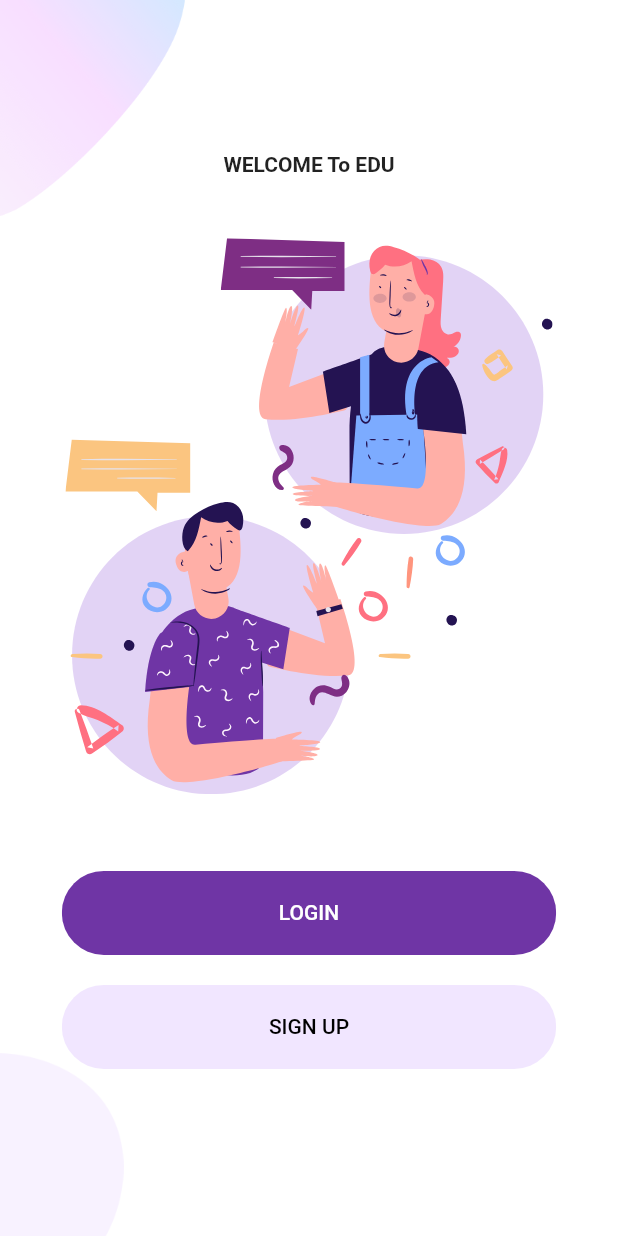
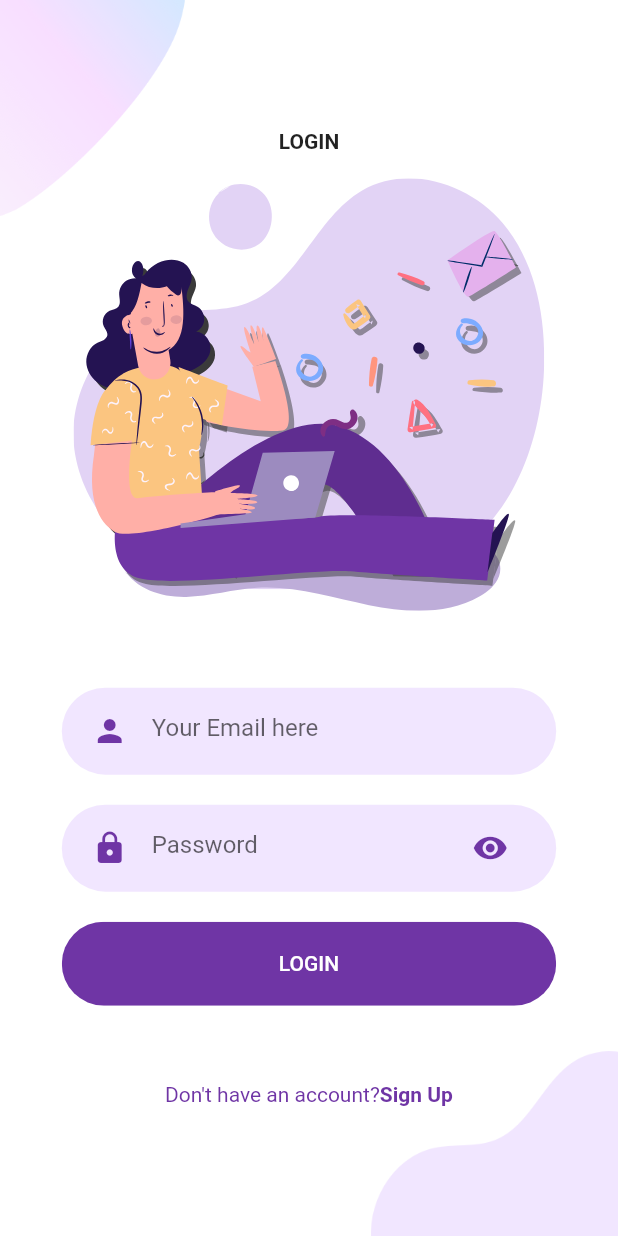
Before and after one commit to irenekyc/flutter-auth-UI, a Flutter app: the screen it shows after launch, after a tap on "LOGIN", on a phone screen of 412 x 824 dp. Run offline on Flutter 3.47's test engine with Material 2 defaults, Android fonts, the phone set to English and light mode, and no system bars; our stand-ins replace flutter_svg.

Commit message:
finished login screen

```diff
--- /dev/null
+++ b/lib/components/already_have_account_check.dart
@@ -0,0 +1,23 @@
+import 'package:flutter/material.dart';
+
+import '../constants.dart';
+
+class AlreadyHaveAccountCheck extends StatelessWidget {
+  final bool login;
+  final Function press;
+
+  AlreadyHaveAccountCheck({this.login, this.press});
+
+  @override
+  Widget build(BuildContext context) {
+    return Row(mainAxisAlignment: MainAxisAlignment.center, children: <Widget>[
+      Text(login ? "Don't have an account?" : "Already have an Account",
+          style: TextStyle(color: primaryColor)),
+      GestureDetector(
+          onTap: () {},
+          child: Text(login ? "Sign Up" : "Login",
+              style:
+                  TextStyle(color: primaryColor, fontWeight: FontWeight.bold)))
+    ]);
+  }
+}
--- a/lib/components/rounded_button.dart
+++ b/lib/components/rounded_button.dart
@@ -15,7 +15,7 @@ class RoundedButton extends StatelessWidget {
       child: ClipRRect(
         borderRadius: BorderRadius.circular(29),
         child: FlatButton(
-          onPressed: () {},
+          onPressed: press,
           child: Text(title, style: TextStyle(color: textColor)),
           color: btncolor,
           padding: EdgeInsets.symmetric(vertical: 20, horizontal: 40),
--- /dev/null
+++ b/lib/components/rounded_input_field.dart
@@ -0,0 +1,33 @@
+import 'package:flutter/material.dart';
+import '../constants.dart';
+import './text_field_container.dart';
+
+class RoundedInputField extends StatelessWidget {
+  final String hintText;
+  final IconData icon;
+  final IconData suffixIcon;
+  final ValueChanged<String> onChanged;
+  final bool obscureText;
+
+  RoundedInputField(
+      {this.hintText,
+      this.icon,
+      this.suffixIcon,
+      this.onChanged,
+      this.obscureText});
+  @override
+  Widget build(BuildContext context) {
+    return TextFieldContainer(
+        child: TextField(
+            obscureText: obscureText,
+            onChanged: onChanged,
+            decoration: InputDecoration(
+                hintText: hintText,
+                border: InputBorder.none,
+                icon: Icon(
+                  icon,
+                  color: primaryColor,
+                ),
+                suffixIcon: Icon(suffixIcon, color: primaryColor))));
+  }
+}
--- /dev/null
+++ b/lib/components/text_field_container.dart
@@ -0,0 +1,24 @@
+import 'package:flutter/material.dart';
+
+import '../constants.dart';
+
+class TextFieldContainer extends StatelessWidget {
+  final Widget child;
+
+  TextFieldContainer({@required this.child});
+
+  @override
+  Widget build(BuildContext context) {
+    Size size = MediaQuery.of(context).size;
+
+    return Container(
+        margin: EdgeInsets.symmetric(vertical: 10),
+        padding: EdgeInsets.symmetric(horizontal: 20, vertical: 5),
+        width: size.width * 0.8,
+        decoration: BoxDecoration(
+          color: primaryLightColor,
+          borderRadius: BorderRadius.circular(29),
+        ),
+        child: child);
+  }
+}
--- a/lib/main.dart
+++ b/lib/main.dart
@@ -1,6 +1,6 @@
 import 'package:flutter/material.dart';
 import 'package:flutter_auth/constants.dart';
-import './screens/welcome_screen.dart';
+import './screens/Welcome/welcome_screen.dart';
 
 void main() {
   runApp(MyApp());
--- /dev/null
+++ b/lib/screens/Login/components/background.dart
@@ -0,0 +1,30 @@
+import 'package:flutter/material.dart';
+
+class Background extends StatelessWidget {
+  final Widget child;
+
+  Background({@required this.child});
+  @override
+  Widget build(BuildContext context) {
+    Size size = MediaQuery.of(context).size;
+    return Container(
+        width: double.infinity,
+        height: size.height,
+        child: Stack(
+          alignment: Alignment.center,
+          children: <Widget>[
+            Positioned(
+                top: 0,
+                left: 0,
+                child: Image.asset("assets/images/main_top.png"),
+                width: size.width * 0.3),
+            Positioned(
+                bottom: 0,
+                right: 0,
+                child: Image.asset("assets/images/login_bottom.png"),
+                width: size.width * 0.4),
+            child,
+          ],
+        ));
+  }
+}
--- /dev/null
+++ b/lib/screens/Login/components/body.dart
@@ -0,0 +1,43 @@
+import 'package:flutter/material.dart';
+import 'package:flutter_auth/components/already_have_account_check.dart';
+import 'package:flutter_auth/components/rounded_button.dart';
+import 'package:flutter_auth/components/rounded_input_field.dart';
+import 'package:flutter_auth/constants.dart';
+
+import 'package:flutter_svg/svg.dart';
+import './background.dart';
+
+class Body extends StatelessWidget {
+  @override
+  Widget build(BuildContext context) {
+    Size size = MediaQuery.of(context).size;
+    return Background(
+        child: Column(
+      mainAxisAlignment: MainAxisAlignment.center,
+      children: <Widget>[
+        Text("LOGIN", style: TextStyle(fontWeight: FontWeight.bold)),
+        SizedBox(height: size.height * 0.02),
+        SvgPicture.asset("assets/icons/login.svg", height: size.height * 0.35),
+        SizedBox(height: size.height * 0.05),
+        RoundedInputField(
+            hintText: "Your Email here",
+            obscureText: false,
+            icon: Icons.person,
+            onChanged: (value) {}),
+        RoundedInputField(
+            hintText: "Password",
+            icon: Icons.lock,
+            suffixIcon: Icons.visibility,
+            obscureText: true,
+            onChanged: (value) {}),
+        RoundedButton(
+            title: "LOGIN",
+            btncolor: primaryColor,
+            textColor: Colors.white,
+            press: () {}),
+        SizedBox(height: size.height * 0.05),
+        AlreadyHaveAccountCheck(login: true, press: () {})
+      ],
+    ));
+  }
+}
--- a/lib/screens/welcome_screen.dart
+++ b/lib/screens/Login/login_screen.dart
@@ -1,7 +1,7 @@
 import 'package:flutter/material.dart';
-import '../components/body.dart';
+import './components/body.dart';
 
-class WelcomeScreen extends StatelessWidget {
+class LoginScreen extends StatelessWidget {
   @override
   Widget build(BuildContext context) {
     return Scaffold(body: Body());
--- a/lib/components/body.dart
+++ b/lib/screens/Welcome/components/body.dart
@@ -2,8 +2,10 @@ import 'package:flutter/material.dart';
 import 'package:flutter_auth/constants.dart';
 
 import 'package:flutter_svg/svg.dart';
+
+import '../../Login/login_screen.dart';
 import './background.dart';
-import './rounded_button.dart';
+import '../../../components/rounded_button.dart';
 
 class Body extends StatelessWidget {
   @override
@@ -22,7 +24,11 @@ class Body extends StatelessWidget {
             title: "LOGIN",
             btncolor: primaryColor,
             textColor: Colors.white,
-            press: () {}),
+            press: () {
+              Navigator.push(context, MaterialPageRoute(builder: (context) {
+                return LoginScreen();
+              }));
+            }),
         RoundedButton(
             title: "SIGN UP",
             btncolor: primaryLightColor,
--- /dev/null
+++ b/lib/screens/Welcome/welcome_screen.dart
@@ -0,0 +1,9 @@
+import 'package:flutter/material.dart';
+import './components/body.dart';
+
+class WelcomeScreen extends StatelessWidget {
+  @override
+  Widget build(BuildContext context) {
+    return Scaffold(body: Body());
+  }
+}
```
Also changed, not shown: lib/screens/Welcome/components/background.dart (renamed from lib/components/background.dart).
